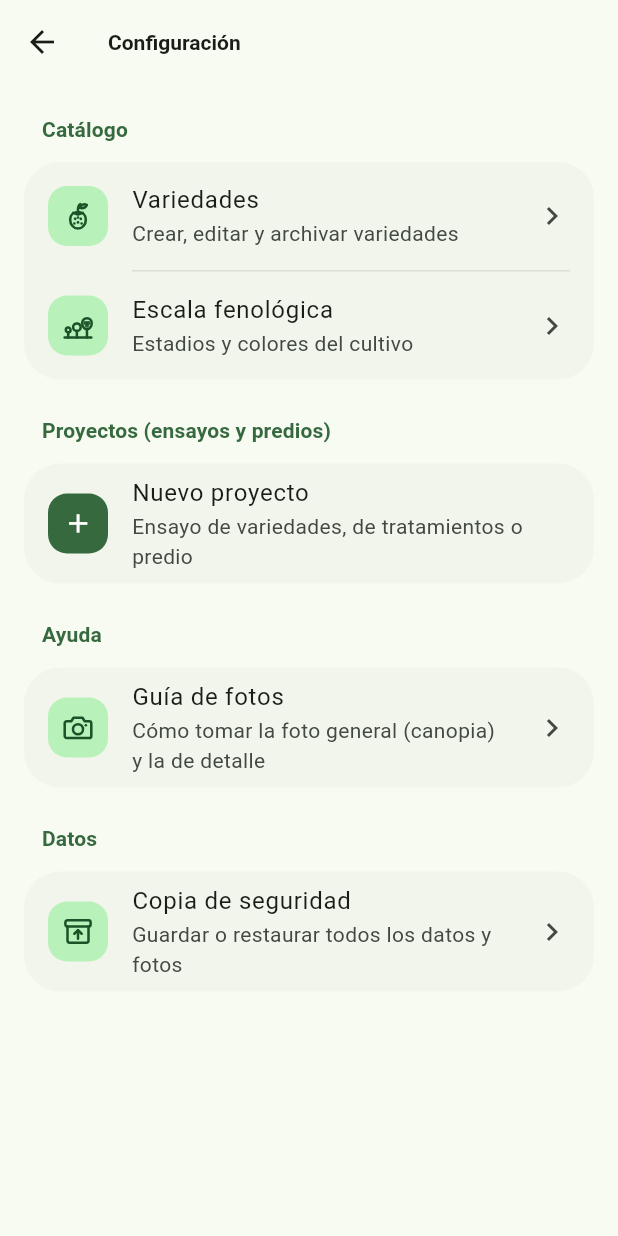
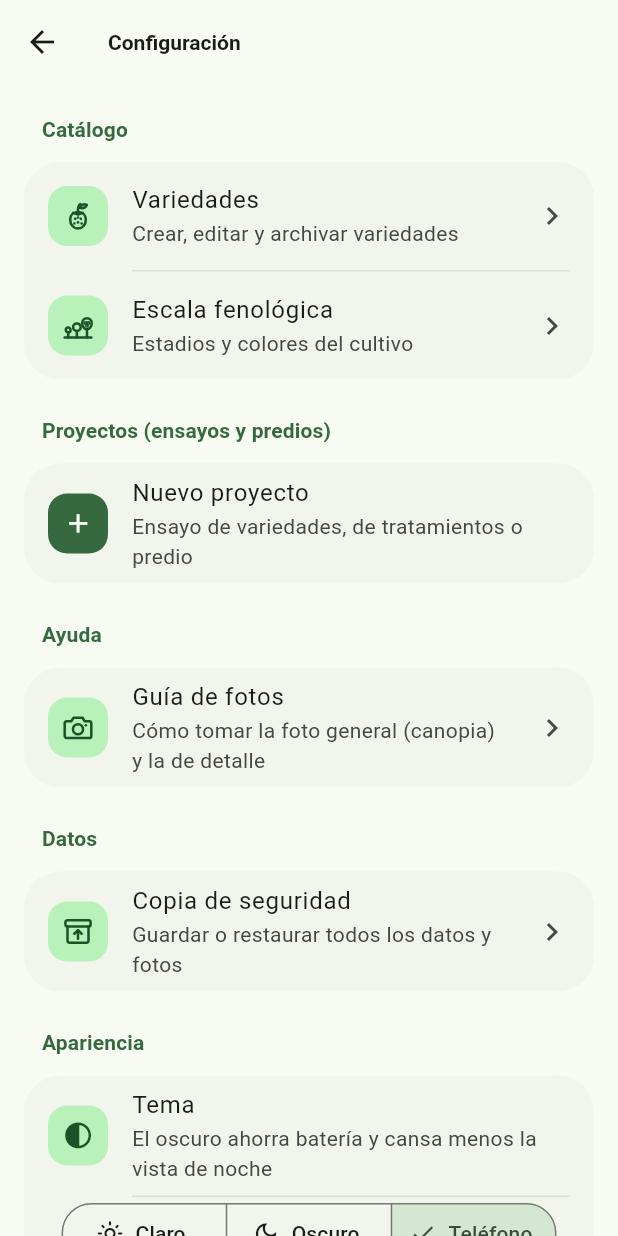
Before and after one commit to DJuaqo-Rothmund/app-fenolog-a-, a Flutter app: the SettingsScreen screen opened directly, on a phone screen of 412 x 824 dp. Run offline on Flutter 3.47's test engine with Material 3 defaults, Android fonts, the phone set to English and light mode, and no system bars; our stand-ins replace drift, drift_flutter, file_picker, flutter_riverpod, flutter_svg, geolocator and 5 more; accounts and stored records are empty; generated files the repository leaves out were written again.

Commit message:
Tema elegible: claro, oscuro o según el teléfono
- Configuración → Apariencia con selector Claro / Oscuro / Teléfono (sigue
  el ajuste del sistema, como hasta ahora, por defecto).
- La elección se guarda en el teléfono (shared_preferences) y se recuerda al
  reabrir la app.
- Prueba nueva del cambio de tema; 80 pruebas.

Co-Authored-By: Claude Opus 5.5 <noreply@anthropic.com>
Claude-Session: https://claude.ai/code/session_01C7D9KnECoSNWEx3B5E4TXP

```diff
--- a/app/lib/app.dart
+++ b/app/lib/app.dart
@@ -1,7 +1,9 @@
 import 'package:flutter/material.dart';
 import 'package:flutter_localizations/flutter_localizations.dart';
+import 'package:flutter_riverpod/flutter_riverpod.dart';
 
 import 'features/projects/projects_screen.dart';
+import 'providers.dart';
 
 const _leafGreen = Color(0xFF2F6B3A);
 const _berryRed = Color(0xFFB0204E);
@@ -76,12 +78,13 @@ ThemeData buildTheme(Brightness brightness) {
   );
 }
 
-class FramBitacoraApp extends StatelessWidget {
+class FramBitacoraApp extends ConsumerWidget {
   const FramBitacoraApp({super.key});
 
   @override
-  Widget build(BuildContext context) {
+  Widget build(BuildContext context, WidgetRef ref) {
     return MaterialApp(
+      themeMode: ref.watch(themeModeProvider),
       title: 'FramBitácora',
       debugShowCheckedModeBanner: false,
       theme: buildTheme(Brightness.light),
--- a/app/lib/features/settings/settings_screen.dart
+++ b/app/lib/features/settings/settings_screen.dart
@@ -113,6 +113,28 @@ class SettingsScreen extends ConsumerWidget {
               ),
             ],
           ),
+          const SectionHeader('Apariencia'),
+          SettingsGroup(
+            children: [
+              ListTile(
+                leading: const IconBadge(Icons.contrast, size: 40),
+                title: const Text('Tema'),
+                subtitle: const Text('El oscuro ahorra batería y cansa menos la vista de noche'),
+              ),
+              Padding(
+                padding: const EdgeInsets.fromLTRB(16, 0, 16, 16),
+                child: SegmentedButton<ThemeMode>(
+                  segments: const [
+                    ButtonSegment(value: ThemeMode.light, icon: Icon(Icons.light_mode_outlined), label: Text('Claro')),
+                    ButtonSegment(value: ThemeMode.dark, icon: Icon(Icons.dark_mode_outlined), label: Text('Oscuro')),
+                    ButtonSegment(value: ThemeMode.system, icon: Icon(Icons.phone_android), label: Text('Teléfono')),
+                  ],
+                  selected: {ref.watch(themeModeProvider)},
+                  onSelectionChanged: (v) => ref.read(themeModeProvider.notifier).set(v.first),
+                ),
+              ),
+            ],
+          ),
         ],
       ),
     );
--- a/app/lib/main.dart
+++ b/app/lib/main.dart
@@ -2,6 +2,7 @@ import 'package:flutter/material.dart';
 import 'package:flutter_riverpod/flutter_riverpod.dart';
 import 'package:intl/date_symbol_data_local.dart';
 import 'package:path_provider/path_provider.dart';
+import 'package:shared_preferences/shared_preferences.dart';
 
 import 'app.dart';
 import 'data/crop_importer.dart';
@@ -18,6 +19,7 @@ Future<void> main() async {
 
   final docs = await getApplicationDocumentsDirectory();
   final temp = await getTemporaryDirectory();
+  final prefs = await SharedPreferences.getInstance();
 
   runApp(
     ProviderScope(
@@ -25,6 +27,7 @@ Future<void> main() async {
         databaseProvider.overrideWithValue(db),
         photoStoreProvider.overrideWithValue(PhotoStore(docs.path)),
         tempDirProvider.overrideWithValue(temp.path),
+        preferencesProvider.overrideWithValue(prefs),
       ],
       child: const FramBitacoraApp(),
     ),
--- a/app/pubspec.yaml
+++ b/app/pubspec.yaml
@@ -27,6 +27,7 @@ dependencies:
   pdf: ^3.13.1
   printing: ^5.15.1
   share_plus: ^13.3.1
+  shared_preferences: ^2.5.6
   uuid: ^4.6.0
 
 dev_dependencies:
```
Also changed, not shown: app/lib/providers.dart (+24 -0 lines), app/pubspec.lock, 3 other files.
